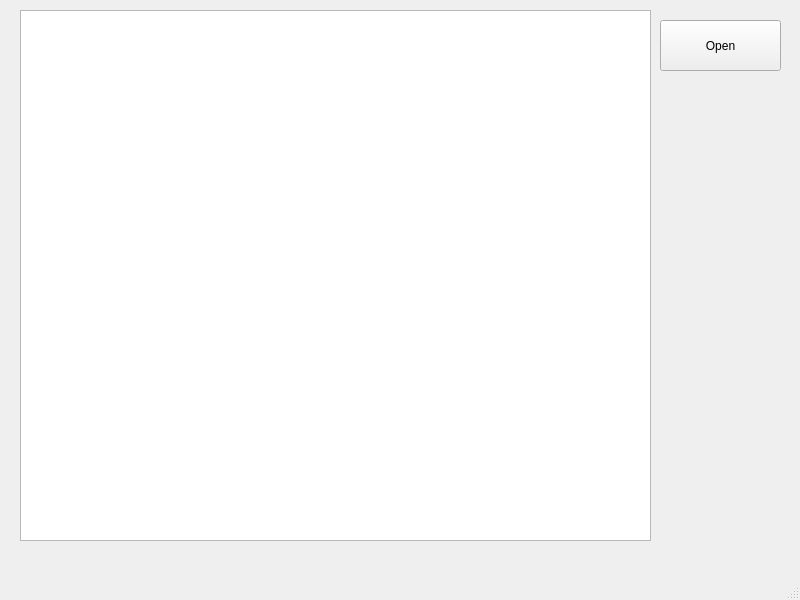
Before: the Qt Designer form fbread/mainwindow.ui in Golinskaya/Educational-practice2021, drawn with Qt 5.
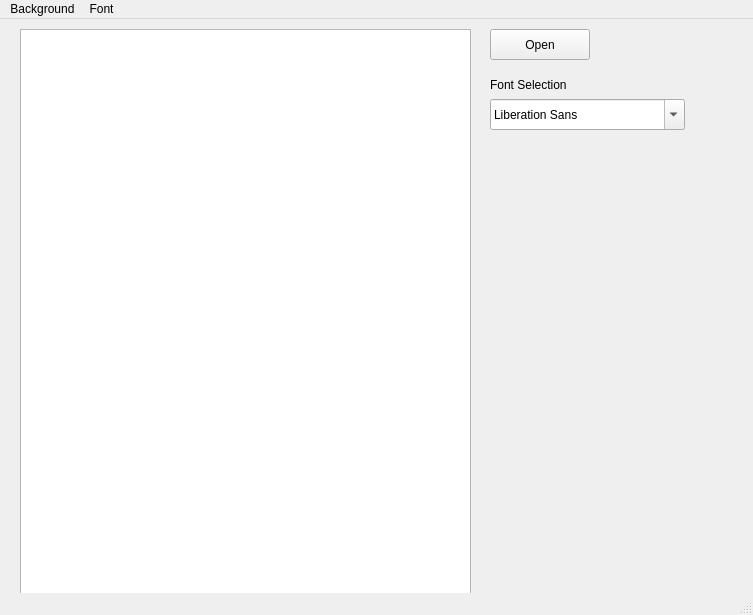
After: the same form once the commit is applied. Icons and pictures are not drawn.

```diff
--- a/fbread/mainwindow.ui
+++ b/fbread/mainwindow.ui
@@ -6,8 +6,8 @@
    <rect>
     <x>0</x>
     <y>0</y>
-    <width>800</width>
-    <height>600</height>
+    <width>753</width>
+    <height>615</height>
    </rect>
   </property>
   <property name="windowTitle">
@@ -17,23 +17,52 @@
    <widget class="QPushButton" name="pushButton">
     <property name="geometry">
      <rect>
-      <x>660</x>
-      <y>20</y>
-      <width>121</width>
-      <height>51</height>
+      <x>490</x>
+      <y>10</y>
+      <width>100</width>
+      <height>31</height>
      </rect>
     </property>
+    <property name="maximumSize">
+     <size>
+      <width>100</width>
+      <height>50</height>
+     </size>
+    </property>
     <property name="text">
      <string>Open</string>
     </property>
    </widget>
+   <widget class="QFontComboBox" name="fontComboBox">
+    <property name="geometry">
+     <rect>
+      <x>490</x>
+      <y>80</y>
+      <width>195</width>
+      <height>31</height>
+     </rect>
+    </property>
+   </widget>
+   <widget class="QLabel" name="label">
+    <property name="geometry">
+     <rect>
+      <x>490</x>
+      <y>50</y>
+      <width>181</width>
+      <height>31</height>
+     </rect>
+    </property>
+    <property name="text">
+     <string>Font Selection</string>
+    </property>
+   </widget>
    <widget class="QTextBrowser" name="textBrowser">
     <property name="geometry">
      <rect>
       <x>20</x>
       <y>10</y>
-      <width>631</width>
-      <height>531</height>
+      <width>451</width>
+      <height>611</height>
      </rect>
     </property>
    </widget>
@@ -43,12 +72,44 @@
     <rect>
      <x>0</x>
      <y>0</y>
-     <width>800</width>
+     <width>753</width>
      <height>21</height>
     </rect>
    </property>
+   <widget class="QMenu" name="menuBackground">
+    <property name="title">
+     <string>Background</string>
+    </property>
+    <addaction name="actionBackgroung"/>
+   </widget>
+   <widget class="QMenu" name="menuFont">
+    <property name="title">
+     <string>Font</string>
+    </property>
+    <addaction name="actionFont"/>
+   </widget>
+   <addaction name="menuBackground"/>
+   <addaction name="menuFont"/>
   </widget>
-  <widget class="QStatusBar" name="statusbar"/>
+  <widget class="QStatusBar" name="statusBar"/>
+  <action name="actionBackgroung">
+   <property name="icon">
+    <iconset resource="resource.qrc">
+     <normaloff>:/new/prefix1/image/background.png</normaloff>:/new/prefix1/image/background.png</iconset>
+   </property>
+   <property name="text">
+    <string>Background</string>
+   </property>
+  </action>
+  <action name="actionFont">
+   <property name="icon">
+    <iconset resource="resource.qrc">
+     <normaloff>:/new/prefix1/image/text.png</normaloff>:/new/prefix1/image/text.png</iconset>
+   </property>
+   <property name="text">
+    <string>Font</string>
+   </property>
+  </action>
  </widget>
  <resources/>
  <connections/>
```
Left out of the diff: 4 changed lines with no effect on the pictures.
